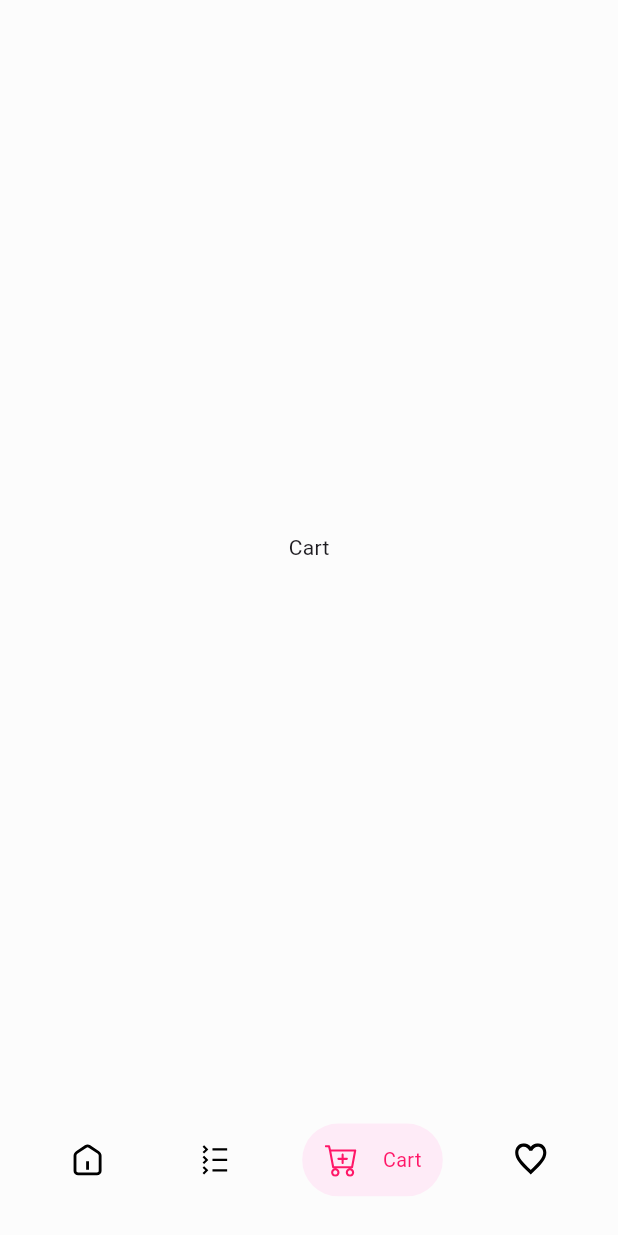
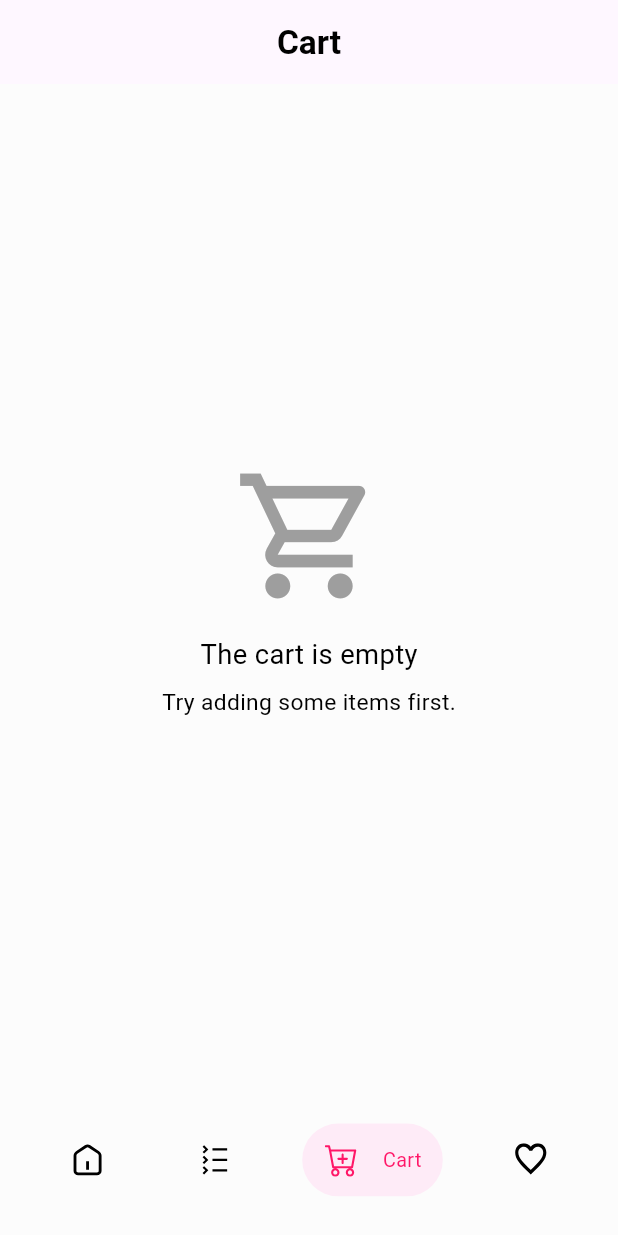
Before and after one commit to flutter-mentorship-t4/mentorship_project, a Flutter app: the screen it shows after launch, item 3 of the bottom bar chosen, on a phone screen of 412 x 824 dp. Run offline on Flutter 3.47's test engine with Material 3 defaults, Android fonts, the phone set to English and light mode, and no system bars; our stand-ins replace carousel_slider, cloud_firestore, connectivity_plus, dartz, dio, easy_localization and 12 more; accounts and stored records are empty; generated files the repository leaves out were written again; project files that could hold a hidden picture were left out.

Commit message:
_feat(cart) :rocket: added empty cart ui _feat(cart) :recycle: adjusted cart cubit load and remove fnc

```diff
--- a/lib/core/di/dependency_injection.dart
+++ b/lib/core/di/dependency_injection.dart
@@ -1,6 +1,5 @@
 import 'package:dio/dio.dart';
 import 'package:get_it/get_it.dart';
-import 'package:mentorship_project/features/cart/data/apis/cart_api_service.dart';
 import 'package:mentorship_project/features/cart/data/repos/cart_repo.dart';
 import 'package:mentorship_project/features/login/data/apis/log_in_services.dart';
 import 'package:mentorship_project/features/signup/data/apis/sign_up_services.dart';
@@ -27,6 +26,6 @@ Future<void> setupGetIt() async {
   getIt.registerFactory<LogInServices>(() => LogInServices());
   getIt.registerFactory<LoginRepository>(() => LoginRepository(getIt()));
   // Cart
-  getIt.registerLazySingleton<CartApiService>(() => CartApiService(dio));
-  getIt.registerLazySingleton<CartRepo>(() => CartRepo(getIt()));
+  // getIt.registerLazySingleton<CartApiService>(() => CartApiService(dio));
+  getIt.registerLazySingleton<CartRepo>(() => CartRepo());
 }
--- a/lib/core/helpers/strings/shared_pref_keys.dart
+++ b/lib/core/helpers/strings/shared_pref_keys.dart
@@ -3,4 +3,5 @@ bool isLoggedInUser = false;
 class SharedPrefKeys {
   static const String userToken = 'userToken';
   static const String themeKey = 'isDarkTheme';
+  static const String cartKey = 'cartItems';
 }
--- a/lib/core/routing/app_router.dart
+++ b/lib/core/routing/app_router.dart
@@ -1,7 +1,6 @@
 import 'package:flutter/material.dart';
 import 'package:flutter_bloc/flutter_bloc.dart';
 import 'package:mentorship_project/core/routing/routes.dart';
-import 'package:mentorship_project/features/cart/logic/cart_cubit.dart';
 import 'package:mentorship_project/features/cart/ui/cart_screen.dart';
 import 'package:mentorship_project/features/home/ui/home_screen.dart';
 import 'package:mentorship_project/features/navigations/navigation_screen.dart';
@@ -48,12 +47,7 @@ class AppRouter {
           ),
         );
       case Routes.cartScreen:
-        return MaterialPageRoute(
-          builder: (_) => BlocProvider(
-            create: (context) => CartCubit(getIt())..addInitialDummyProductsForTest(),
-            child: CartScreen(),
-          ),
-        );
+        return MaterialPageRoute(builder: (_) => CartScreen());
 
       case Routes.productDetailsScreen:
         final product = DummyProduct.fromJson({
--- /dev/null
+++ b/lib/features/cart/data/models/failure_obj.dart
@@ -0,0 +1,5 @@
+class FailureObj {
+  final String errorMessage;
+
+  FailureObj({required this.errorMessage});
+}
--- a/lib/features/cart/logic/cart_state.dart
+++ b/lib/features/cart/logic/cart_state.dart
@@ -1,4 +1,5 @@
-import '../../../core/networking/api_error_model.dart';
+import 'package:mentorship_project/features/cart/data/models/failure_obj.dart';
+
 import '../data/models/cart_item_model.dart';
 
 sealed class CartState {}
@@ -20,6 +21,6 @@ class CartLoadedState extends CartState {
 }
 
 class CartErrorState extends CartState {
-  final ApiErrorModel apiErrorModel;
-  CartErrorState(this.apiErrorModel);
+  final FailureObj failureObj;
+  CartErrorState(this.failureObj);
 }
--- /dev/null
+++ b/lib/features/cart/ui/widgets/cart_is_empty.dart
@@ -0,0 +1,36 @@
+import 'package:flutter/material.dart';
+
+import '../../../../core/config/theming/styles.dart';
+import '../../../../core/helpers/spacing.dart';
+
+class CartIsEmpty extends StatelessWidget {
+  const CartIsEmpty({
+    super.key,
+  });
+
+  @override
+  Widget build(BuildContext context) {
+    return Center(
+      child: Column(
+        mainAxisAlignment: MainAxisAlignment.center,
+        children: [
+          Icon(
+            Icons.shopping_cart_outlined,
+            size: 100,
+            color: Colors.grey,
+          ),
+          verticalSpace(16),
+          Text(
+            'The cart is empty',
+            style: TextStyles.font18BlackRegular,
+          ),
+          verticalSpace(8),
+          Text(
+            'Try adding some items first.',
+            style: TextStyles.font15BlackRegular,
+          ),
+        ],
+      ),
+    );
+  }
+}
--- /dev/null
+++ b/lib/features/cart/ui/widgets/cart_screen_body.dart
@@ -0,0 +1,115 @@
+import 'package:flutter/material.dart';
+import 'package:flutter_bloc/flutter_bloc.dart';
+import 'package:flutter_screenutil/flutter_screenutil.dart';
+import 'package:mentorship_project/core/helpers/extensions/widgets_extentions.dart';
+
+import '../../../../core/config/theming/styles.dart';
+import '../../../../core/helpers/spacing.dart';
+import '../../../../core/widgets/app_button.dart';
+import '../../logic/cart_cubit.dart';
+import '../../logic/cart_state.dart';
+import 'cart_is_empty.dart';
+import 'cart_item.dart';
+
+class CartScreenBody extends StatelessWidget {
+  const CartScreenBody({Key? key}) : super(key: key);
+
+  @override
+  Widget build(BuildContext context) {
+    return Scaffold(
+      appBar: AppBar(
+        title: Text('Cart', style: TextStyles.font22BlackSemiBold),
+        centerTitle: true,
+        // leading: IconButton(
+        //   icon: Icon(Icons.arrow_back_ios_new),
+        //   onPressed: () => context.pop(),
+        // ),
+      ),
+      body: Padding(
+        padding: const EdgeInsets.symmetric(horizontal: 24),
+        child: BlocBuilder<CartCubit, CartState>(
+          builder: (context, state) {
+            if (state is CartLoadingState) {
+              return Center(child: CircularProgressIndicator().center());
+            } else if (state is CartLoadedState) {
+              if (state.items.isEmpty) {
+                return CartIsEmpty();
+              } else {
+                return Column(
+                  children: [
+                    Expanded(
+                      child: ListView.builder(
+                        itemCount: state.items.length,
+                        itemBuilder: (context, index) {
+                          final item = state.items[index];
+                          return CartItemWidget(
+                            item: item,
+                            onQuantityChanged: (newQuantity) {
+                              context.read<CartCubit>().updateQuantity(item.product.id, newQuantity);
+                            },
+                            onSelectionChanged: () {
+                              context.read<CartCubit>().toggleItemSelection(item.product.id);
+                            },
+                            onRemove: () {
+                              context.read<CartCubit>().removeFromCart(item.product.id);
+                            },
+                          );
+                        },
+                      ),
+                    ),
+                    Padding(
+                      padding: const EdgeInsets.all(16.0),
+                      child: Column(
+                        children: [
+                          Row(
+                            mainAxisAlignment: MainAxisAlignment.spaceBetween,
+                            children: [
+                              Text(
+                                'Total',
+                                style: TextStyles.font15BlackSemiBold,
+                              ),
+                              Text(
+                                '${state.totalPrice.toStringAsFixed(2)} L.E',
+                                style: TextStyles.font15BlackRegular,
+                              ),
+                            ],
+                          ),
+                          verticalSpace(8),
+                          Row(
+                            mainAxisAlignment: MainAxisAlignment.spaceBetween,
+                            children: [
+                              Text('Selected Total', style: TextStyles.font15BlackSemiBold),
+                              Text(
+                                '${state.selectedTotalPrice.toStringAsFixed(2)} L.E',
+                                style: TextStyles.font15BlackRegular,
+                              ),
+                            ],
+                          ),
+                          verticalSpace(16),
+                          AppButton(
+                            label: 'Checkout',
+                            textStyle: TextStyles.font20WhiteSemiBold,
+                            onTap: () {
+                              // Go to checkout screen
+                            },
+                            borderRadius: 24,
+                            width: 328.w,
+                          ),
+                        ],
+                      ),
+                    ),
+                  ],
+                );
+              }
+            } else if (state is CartErrorState) {
+              debugPrint('----------------------${state.failureObj.errorMessage} ----------------------');
+              return Center(child: Text('Error: ${state.failureObj.errorMessage}'));
+            } else {
+              return CartIsEmpty();
+            }
+          },
+        ),
+      ),
+    );
+  }
+}
--- a/lib/features/login/ui/login_screen.dart
+++ b/lib/features/login/ui/login_screen.dart
@@ -23,7 +23,7 @@ class LoginScreen extends StatelessWidget {
     return BlocConsumer<LoginCubit, LoginState>(
       listener: (context, state) {
         if (state is LoginSuccessState) {
-          context.pushReplacementNamed(Routes.home);
+          context.pushReplacementNamed(Routes.homeScreen);
         } else if (state is LoginErrorState) {
           ScaffoldMessenger.of(context).showSnackBar(
             SnackBar(
--- a/lib/features/login/ui/widget/donot_have_account.dart
+++ b/lib/features/login/ui/widget/donot_have_account.dart
@@ -10,7 +10,7 @@ class DonotHaveAnAccouts extends StatelessWidget {
   Widget build(BuildContext context) {
     return GestureDetector(
       onTap: () {
-        context.pushNamed(Routes.signUp);
+        context.pushNamed(Routes.signUpScreen);
       },
       child: RichText(
         text: TextSpan(
--- a/lib/features/navigations/navigation_screen.dart
+++ b/lib/features/navigations/navigation_screen.dart
@@ -8,6 +8,7 @@ import '../../../core/helpers/strings/app_icons.dart';
 import '../../core/config/theming/colors.dart';
 import '../../core/config/theming/styles.dart';
 import '../../core/helpers/spacing.dart';
+import '../cart/ui/cart_screen.dart';
 
 part 'widgets/_navigation_bar_item.dart';
 
@@ -37,7 +38,7 @@ class _NavigationScreenState extends State<NavigationScreen> {
           children: [
             const HomeScreen(),
             Text('Categories').center(),
-            Text('Cart').center(),
+            CartScreen(),
             Text('Wishlist').center(),
           ],
         ),
--- a/lib/features/signup/ui/widgets/already_have_an_account.dart
+++ b/lib/features/signup/ui/widgets/already_have_an_account.dart
@@ -11,7 +11,7 @@ class AlreadyHaveAnAccount extends StatelessWidget {
     return Center(
       child: GestureDetector(
         onTap: () {
-          context.pushNamed(Routes.login);
+          context.pushNamed(Routes.loginScreen);
         },
         child: RichText(
           text: TextSpan(
--- a/pubspec.yaml
+++ b/pubspec.yaml
@@ -14,7 +14,6 @@ dependencies:
   cloud_firestore: ^5.4.4
 
   cached_network_image: ^3.3.1
-  cloud_firestore: ^4.17.5
 
   carousel_slider: ^5.0.0
   connectivity_plus: ^6.0.5
```
Also changed, not shown: lib/features/cart/data/repos/cart_repo.dart (+27 -32 lines), lib/features/cart/logic/cart_cubit.dart (+33 -16 lines), lib/features/cart/ui/cart_screen.dart (+5 -96 lines), lib/features/cart/ui/widgets/cart_item.dart (+7 -4 lines), lib/features/login/ui/widget/login_bloc_listener.dart (+9 -19 lines), lib/features/product_details/data/models/dummy_product.dart (+36 -36 lines), lib/features/signup/ui/widgets/signup_bloc_listener.dart (+9 -21 lines).
